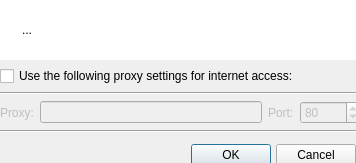
Before: the Qt Designer form src/QUProxyDialog.ui in UltraStar-Deluxe/UltraStar-Creator, drawn with Qt 5.
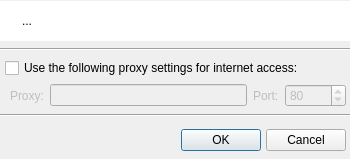
After: the same form once the commit is applied. Icons and pictures are not drawn.

```diff
--- a/src/QUProxyDialog.ui
+++ b/src/QUProxyDialog.ui
@@ -6,8 +6,8 @@
    <rect>
     <x>0</x>
     <y>0</y>
-    <width>356</width>
-    <height>163</height>
+    <width>350</width>
+    <height>159</height>
    </rect>
   </property>
   <property name="windowTitle">
@@ -17,18 +17,33 @@
    <iconset resource="resources/usc.qrc">
     <normaloff>:/types/folder_go.png</normaloff>:/types/folder_go.png</iconset>
   </property>
-  <widget class="QWidget" name="">
+  <widget class="QWidget" name="layoutWidget">
    <property name="geometry">
     <rect>
      <x>0</x>
      <y>0</y>
-     <width>361</width>
-     <height>171</height>
+     <width>351</width>
+     <height>161</height>
     </rect>
    </property>
-   <layout class="QVBoxLayout" name="verticalLayout">
+   <layout class="QVBoxLayout" name="verticalLayout_2">
+    <property name="rightMargin">
+     <number>0</number>
+    </property>
     <item>
      <widget class="QFrame" name="frame">
+      <property name="sizePolicy">
+       <sizepolicy hsizetype="Preferred" vsizetype="Preferred">
+        <horstretch>0</horstretch>
+        <verstretch>0</verstretch>
+       </sizepolicy>
+      </property>
+      <property name="maximumSize">
+       <size>
+        <width>16777215</width>
+        <height>40</height>
+       </size>
+      </property>
       <property name="palette">
        <palette>
         <active>
@@ -135,13 +150,6 @@
       </layout>
      </widget>
     </item>
-    <item>
-     <widget class="QCheckBox" name="checkBox">
-      <property name="text">
-       <string>Use the following proxy settings for internet access:</string>
-      </property>
-     </widget>
-    </item>
     <item>
      <widget class="Line" name="line_2">
       <property name="orientation">
@@ -150,7 +158,25 @@
      </widget>
     </item>
     <item>
+     <layout class="QVBoxLayout" name="verticalLayout">
+      <property name="leftMargin">
+       <number>5</number>
+      </property>
+      <property name="rightMargin">
+       <number>5</number>
+      </property>
+      <item>
+       <widget class="QCheckBox" name="checkBox">
+        <property name="text">
+         <string>Use the following proxy settings for internet access:</string>
+        </property>
+       </widget>
+      </item>
+      <item>
      <layout class="QHBoxLayout" name="horizontalLayout">
+        <property name="leftMargin">
+         <number>5</number>
+        </property>
       <item>
        <widget class="QLabel" name="label_ProxyServer">
         <property name="enabled">
@@ -190,6 +216,8 @@
          <number>80</number>
         </property>
        </widget>
+        </item>
+       </layout>
       </item>
      </layout>
     </item>
```
Lines whose indentation alone changed are shown as unchanged.
